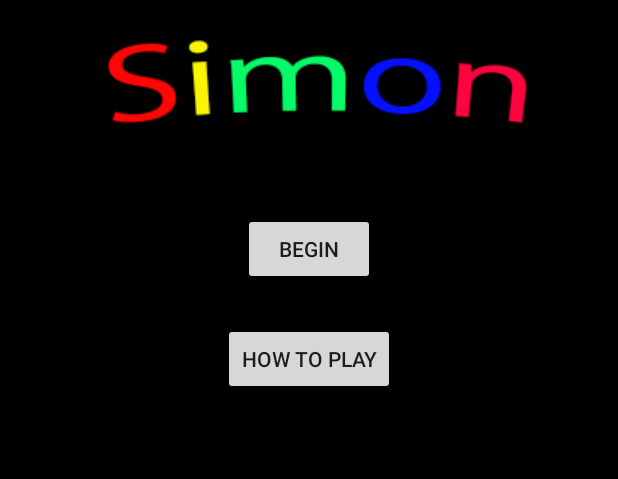
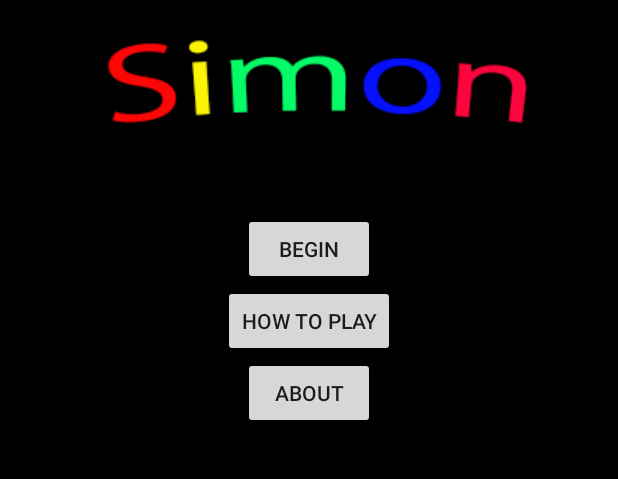
Before and after one commit to mcha83/Simon, an Android app: the screen it shows after launch (MainActivity), on a phone screen of 412 x 824 dp, the part 84-563 px from its top. Run offline under Robolectric (Android 15) with nearby library versions, the phone set to English and light mode, and no system bars.

Commit message:
merge fix

```diff
--- a/app/src/main/AndroidManifest.xml
+++ b/app/src/main/AndroidManifest.xml
@@ -17,7 +17,7 @@
         </activity>
         <activity android:name=".howto" />
         <activity android:name=".GameActivity" />
-
+        <activity android:name=".About"></activity>
     </application>
 
 </manifest>
--- a/app/src/main/java/com/bradleywilcox/simon/GameActivity.java
+++ b/app/src/main/java/com/bradleywilcox/simon/GameActivity.java
@@ -94,6 +94,8 @@ public class GameActivity extends AppCompatActivity implements View.OnClickListe
 
             if(!isCorrect){
                 Toast.makeText(this, "Wrong Guess, You Lose", Toast.LENGTH_LONG).show();
+                cancelTimer();
+                cancelSimonRunner();
             }else if(simon.isPlayerTurnOver()){
                 // all guesses where correct, add another to simon
                 simon.addToPattern();
--- a/app/src/main/java/com/bradleywilcox/simon/MainActivity.java
+++ b/app/src/main/java/com/bradleywilcox/simon/MainActivity.java
@@ -8,7 +8,7 @@ import android.widget.Button;
 
 public class MainActivity extends AppCompatActivity implements View.OnClickListener{
 
-    private Button btnHowTo, btnBegin;
+    private Button btnHowTo, btnBegin, btnAbout;
 
     @Override
     protected void onCreate(Bundle savedInstanceState) {
@@ -17,9 +17,11 @@ public class MainActivity extends AppCompatActivity implements View.OnClickListe
 
         btnHowTo = (Button) findViewById(R.id.btnHowTo);
         btnBegin = (Button) findViewById(R.id.btnBegin);
+        btnAbout = (Button) findViewById(R.id.btnAbout);
 
         btnHowTo.setOnClickListener(this);
         btnBegin.setOnClickListener(this);
+        btnAbout.setOnClickListener(this);
     }
 
     @Override
@@ -29,6 +31,8 @@ public class MainActivity extends AppCompatActivity implements View.OnClickListe
             startActivity(new Intent(this, howto.class));
         else if(view == btnBegin)
             startActivity(new Intent(this, GameActivity.class));
+        else if(view == btnAbout)
+            startActivity(new Intent(this, About.class));
 
     }
 }
--- a/app/src/main/res/layout/activity_main.xml
+++ b/app/src/main/res/layout/activity_main.xml
@@ -28,7 +28,7 @@
         android:id="@+id/btnHowTo"
         android:layout_below="@+id/btnBegin"
         android:layout_centerHorizontal="true"
-        android:layout_marginTop="25dp" />
+        />
 
     <Button
         android:text="Begin"
@@ -39,4 +39,12 @@
         android:layout_centerHorizontal="true"
         android:layout_marginTop="50dp" />
 
+    <Button
+        android:text="About"
+        android:layout_width="wrap_content"
+        android:layout_height="wrap_content"
+        android:layout_below="@id/btnHowTo"
+        android:layout_centerHorizontal="true"
+        android:id="@+id/btnAbout" />
+
 </RelativeLayout>
--- a/app/src/main/res/values/strings.xml
+++ b/app/src/main/res/values/strings.xml
@@ -4,5 +4,5 @@
 Repeat these two signals by pressing the same lenses. SIMON will duplicate these first two signals and add one.Continue in this manner as long as you can repeat each se-quence of signals correctly.
 Notice that after the 5th, 9th and 13th signals in a sequence, SIMON automatically increases the tempo. If you fail to repeat a sequence exactly or if you take more than 5 seconds to repeat a signal, SIMON responds with a
 "RAZZ" sound; you have lost, and this sequence of signals is over.  </string>
-
+    <string name="about">Michael Cha\nBradley Wilcox\n\nImages were created using Adobe Photoshop </string>
 </resources>
```
Also changed, not shown: app/src/main/java/com/bradleywilcox/simon/About.java (added, +33 -0 lines), app/src/main/res/layout/activity_about.xml (added, +38 -0 lines).
